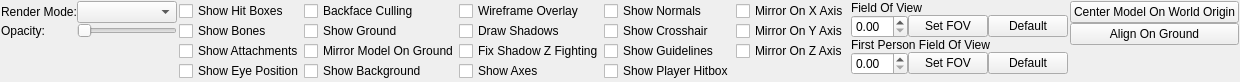
Above: src/tools/hlmv/ui/assets/studiomodel/dockpanels/StudioModelDisplayPanel.ui from SamVanheer/HalfLifeAssetManager before the change. Below: the same form after it.
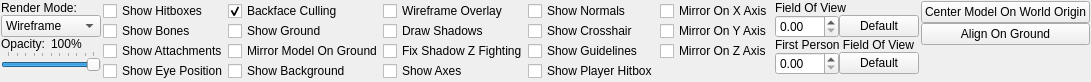
That is the form after the change.

Commit message: Implement studiomodel display planel Replace cvars used to control model debug rendering with draw flags

What changed in the file:
```diff
--- a/src/tools/hlmv/ui/assets/studiomodel/dockpanels/StudioModelDisplayPanel.ui
+++ b/src/tools/hlmv/ui/assets/studiomodel/dockpanels/StudioModelDisplayPanel.ui
@@ -6,8 +6,8 @@
    <rect>
     <x>0</x>
     <y>0</y>
-    <width>1124</width>
-    <height>74</height>
+    <width>987</width>
+    <height>75</height>
    </rect>
   </property>
   <property name="windowTitle">
@@ -32,53 +32,18 @@
    <property name="verticalSpacing">
     <number>0</number>
    </property>
-   <item row="0" column="4">
-    <widget class="QWidget" name="widget" native="true">
-     <layout class="QVBoxLayout" name="verticalLayout">
-      <property name="spacing">
-       <number>0</number>
-      </property>
-      <property name="leftMargin">
-       <number>0</number>
-      </property>
-      <property name="topMargin">
-       <number>0</number>
-      </property>
-      <property name="rightMargin">
-       <number>0</number>
-      </property>
-      <property name="bottomMargin">
-       <number>0</number>
-      </property>
-      <item>
-       <widget class="QPushButton" name="CenterModelOnWorldOrigin">
-        <property name="text">
-         <string>Center Model On World Origin</string>
-        </property>
-       </widget>
-      </item>
-      <item>
-       <widget class="QPushButton" name="AlignOnGround">
-        <property name="text">
-         <string>Align On Ground</string>
-        </property>
-       </widget>
-      </item>
-      <item>
-       <spacer name="verticalSpacer">
-        <property name="orientation">
-         <enum>Qt::Vertical</enum>
-        </property>
-        <property name="sizeHint" stdset="0">
-         <size>
-          <width>20</width>
-          <height>0</height>
-         </size>
-        </property>
-       </spacer>
-      </item>
-     </layout>
-    </widget>
+   <item row="0" column="5">
+    <spacer name="horizontalSpacer">
+     <property name="orientation">
+      <enum>Qt::Horizontal</enum>
+     </property>
+     <property name="sizeHint" stdset="0">
+      <size>
+       <width>0</width>
+       <height>20</height>
+      </size>
+     </property>
+    </spacer>
    </item>
    <item row="0" column="2">
     <widget class="QWidget" name="MirrorWidget" native="true">
@@ -182,9 +147,9 @@
        </widget>
       </item>
       <item row="0" column="0">
-       <widget class="QCheckBox" name="ShowHitBoxes">
+       <widget class="QCheckBox" name="ShowHitboxes">
         <property name="text">
-         <string>Show Hit Boxes</string>
+         <string>Show Hitboxes</string>
         </property>
        </widget>
       </item>
@@ -221,6 +186,9 @@
         <property name="text">
          <string>Backface Culling</string>
         </property>
+        <property name="checked">
+         <bool>true</bool>
+        </property>
        </widget>
       </item>
       <item row="2" column="3">
@@ -281,6 +249,19 @@
      </layout>
     </widget>
    </item>
+   <item row="1" column="0" colspan="5">
+    <spacer name="verticalSpacer_3">
+     <property name="orientation">
+      <enum>Qt::Vertical</enum>
+     </property>
+     <property name="sizeHint" stdset="0">
+      <size>
+       <width>20</width>
+       <height>0</height>
+      </size>
+     </property>
+    </spacer>
+   </item>
    <item row="0" column="3">
     <widget class="QWidget" name="FOVWidget" native="true">
      <layout class="QGridLayout" name="gridLayout_5">
@@ -299,56 +280,98 @@
       <property name="spacing">
        <number>0</number>
       </property>
-      <item row="3" column="1">
-       <widget class="QPushButton" name="FirstPersonFieldOfView">
-        <property name="text">
-         <string>Set FOV</string>
-        </property>
-       </widget>
-      </item>
-      <item row="3" column="0">
-       <widget class="QDoubleSpinBox" name="FirstPersonFOVSpinner"/>
-      </item>
-      <item row="3" column="2">
-       <widget class="QPushButton" name="ResetFirstPersonFieldOfView">
-        <property name="text">
-         <string>Default</string>
-        </property>
-       </widget>
-      </item>
-      <item row="1" column="0">
-       <widget class="QDoubleSpinBox" name="FOVSpinner"/>
-      </item>
-      <item row="1" column="1">
-       <widget class="QPushButton" name="SetFOV">
-        <property name="text">
-         <string>Set FOV</string>
-        </property>
-       </widget>
-      </item>
-      <item row="0" column="0" colspan="3">
+      <item row="0" column="0" colspan="2">
        <widget class="QLabel" name="label_3">
         <property name="text">
          <string>Field Of View</string>
         </property>
        </widget>
       </item>
-      <item row="1" column="2">
+      <item row="1" column="1">
        <widget class="QPushButton" name="ResetFOV">
         <property name="text">
          <string>Default</string>
         </property>
        </widget>
       </item>
-      <item row="2" column="0" colspan="3">
+      <item row="3" column="0">
+       <widget class="QDoubleSpinBox" name="FirstPersonFOVSpinner">
+        <property name="maximum">
+         <double>360.000000000000000</double>
+        </property>
+       </widget>
+      </item>
+      <item row="4" column="0" colspan="2">
+       <spacer name="verticalSpacer_2">
+        <property name="orientation">
+         <enum>Qt::Vertical</enum>
+        </property>
+        <property name="sizeHint" stdset="0">
+         <size>
+          <width>20</width>
+          <height>0</height>
+         </size>
+        </property>
+       </spacer>
+      </item>
+      <item row="1" column="0">
+       <widget class="QDoubleSpinBox" name="FOVSpinner">
+        <property name="maximum">
+         <double>360.000000000000000</double>
+        </property>
+       </widget>
+      </item>
+      <item row="3" column="1">
+       <widget class="QPushButton" name="ResetFirstPersonFieldOfView">
+        <property name="text">
+         <string>Default</string>
+        </property>
+       </widget>
+      </item>
+      <item row="2" column="0" colspan="2">
        <widget class="QLabel" name="label_4">
         <property name="text">
          <string>First Person Field Of View</string>
         </property>
        </widget>
       </item>
-      <item row="4" column="0" colspan="3">
-       <spacer name="verticalSpacer_2">
+     </layout>
+    </widget>
+   </item>
+   <item row="0" column="4">
+    <widget class="QWidget" name="widget" native="true">
+     <layout class="QVBoxLayout" name="verticalLayout">
+      <property name="spacing">
+       <number>0</number>
+      </property>
+      <property name="leftMargin">
+       <number>0</number>
+      </property>
+      <property name="topMargin">
+       <number>0</number>
+      </property>
+      <property name="rightMargin">
+       <number>0</number>
+      </property>
+      <property name="bottomMargin">
+       <number>0</number>
+      </property>
+      <item>
+       <widget class="QPushButton" name="CenterModelOnWorldOrigin">
+        <property name="text">
+         <string>Center Model On World Origin</string>
+        </property>
+       </widget>
+      </item>
+      <item>
+       <widget class="QPushButton" name="AlignOnGround">
+        <property name="text">
+         <string>Align On Ground</string>
+        </property>
+       </widget>
+      </item>
+      <item>
+       <spacer name="verticalSpacer">
         <property name="orientation">
          <enum>Qt::Vertical</enum>
         </property>
@@ -365,6 +388,24 @@
    </item>
    <item row="0" column="0">
     <widget class="QWidget" name="RenderSettingsWidget" native="true">
+     <property name="sizePolicy">
+      <sizepolicy hsizetype="Fixed" vsizetype="Preferred">
+       <horstretch>0</horstretch>
+       <verstretch>0</verstretch>
+      </sizepolicy>
+     </property>
+     <property name="minimumSize">
+      <size>
+       <width>100</width>
+       <height>0</height>
+      </size>
+     </property>
+     <property name="maximumSize">
+      <size>
+       <width>100</width>
+       <height>16777215</height>
+      </size>
+     </property>
      <layout class="QGridLayout" name="gridLayout">
       <property name="leftMargin">
        <number>0</number>
@@ -381,68 +422,14 @@
       <property name="spacing">
        <number>0</number>
       </property>
-      <item row="1" column="1">
-       <widget class="QSlider" name="OpacitySlider">
-        <property name="sizePolicy">
-         <sizepolicy hsizetype="Fixed" vsizetype="Fixed">
-          <horstretch>0</horstretch>
-          <verstretch>0</verstretch>
-         </sizepolicy>
-        </property>
-        <property name="minimumSize">
-         <size>
-          <width>100</width>
-          <height>0</height>
-         </size>
-        </property>
-        <property name="maximumSize">
-         <size>
-          <width>100</width>
-          <height>16777215</height>
-         </size>
-        </property>
-        <property name="orientation">
-         <enum>Qt::Horizontal</enum>
-        </property>
-       </widget>
-      </item>
-      <item row="0" column="1">
-       <widget class="QComboBox" name="RenderModeComboBox">
-        <property name="sizePolicy">
-         <sizepolicy hsizetype="Fixed" vsizetype="Fixed">
-          <horstretch>0</horstretch>
-          <verstretch>0</verstretch>
-         </sizepolicy>
-        </property>
-        <property name="minimumSize">
-         <size>
-          <width>100</width>
-          <height>0</height>
-         </size>
-        </property>
-        <property name="maximumSize">
-         <size>
-          <width>100</width>
-          <height>16777215</height>
-         </size>
-        </property>
-       </widget>
-      </item>
-      <item row="0" column="0">
-       <widget class="QLabel" name="label">
-        <property name="text">
-         <string>Render Mode:</string>
-        </property>
-       </widget>
-      </item>
-      <item row="1" column="0">
+      <item row="2" column="0">
        <widget class="QLabel" name="label_2">
         <property name="text">
          <string>Opacity:</string>
         </property>
        </widget>
       </item>
-      <item row="2" column="0" colspan="2">
+      <item row="4" column="0" colspan="2">
        <spacer name="verticalSpacer_4">
         <property name="orientation">
          <enum>Qt::Vertical</enum>
@@ -455,35 +442,105 @@
         </property>
        </spacer>
       </item>
+      <item row="2" column="1">
+       <widget class="QLabel" name="OpacityValueLabel">
+        <property name="text">
+         <string>100%</string>
+        </property>
+       </widget>
+      </item>
+      <item row="0" column="0" colspan="2">
+       <widget class="QLabel" name="label">
+        <property name="text">
+         <string>Render Mode:</string>
+        </property>
+       </widget>
+      </item>
+      <item row="1" column="0" colspan="2">
+       <widget class="QComboBox" name="RenderModeComboBox">
+        <property name="sizePolicy">
+         <sizepolicy hsizetype="Preferred" vsizetype="Fixed">
+          <horstretch>0</horstretch>
+          <verstretch>0</verstretch>
+         </sizepolicy>
+        </property>
+        <property name="minimumSize">
+         <size>
+          <width>0</width>
+          <height>0</height>
+         </size>
+        </property>
+        <property name="maximumSize">
+         <size>
+          <width>16777215</width>
+          <height>16777215</height>
+         </size>
+        </property>
+        <property name="currentText">
+         <string>Texture Shaded</string>
+        </property>
+        <item>
+         <property name="text">
+          <string>Wireframe</string>
+         </property>
+        </item>
+        <item>
+         <property name="text">
+          <string>Flat Shaded</string>
+         </property>
+        </item>
+        <item>
+         <property name="text">
+          <string>Smooth Shaded</string>
+         </property>
+        </item>
+        <item>
+         <property name="text">
+          <string>Texture Shaded</string>
+         </property>
+        </item>
+       </widget>
+      </item>
+      <item row="3" column="0" colspan="2">
+       <widget class="QSlider" name="OpacitySlider">
+        <property name="sizePolicy">
+         <sizepolicy hsizetype="Preferred" vsizetype="Fixed">
+          <horstretch>0</horstretch>
+          <verstretch>0</verstretch>
+         </sizepolicy>
+        </property>
+        <property name="minimumSize">
+         <size>
+          <width>0</width>
+          <height>0</height>
+         </size>
+        </property>
+        <property name="maximumSize">
+         <size>
+          <width>16777215</width>
+          <height>16777215</height>
+         </size>
+        </property>
+        <property name="maximum">
+         <number>100</number>
+        </property>
+        <property name="value">
+         <number>100</number>
+        </property>
+        <property name="orientation">
+         <enum>Qt::Horizontal</enum>
+        </property>
+        <property name="tickPosition">
+         <enum>QSlider::TicksAbove</enum>
+        </property>
+        <property name="tickInterval">
+         <number>10</number>
+        </property>
+       </widget>
+      </item>
      </layout>
     </widget>
    </item>
-   <item row="1" column="0" colspan="5">
-    <spacer name="verticalSpacer_3">
-     <property name="orientation">
-      <enum>Qt::Vertical</enum>
-     </property>
-     <property name="sizeHint" stdset="0">
-      <size>
-       <width>20</width>
-       <height>0</height>
-      </size>
-     </property>
-    </spacer>
-   </item>
-   <item row="0" column="5">
-    <spacer name="horizontalSpacer">
-     <property name="orientation">
-      <enum>Qt::Horizontal</enum>
-     </property>
-     <property name="sizeHint" stdset="0">
-      <size>
-       <width>0</width>
-       <height>20</height>
-      </size>
-     </property>
-    </spacer>
-   </item>
   </layout>
  </widget>
  <resources/>
```
The commit also changes 6 other files.
